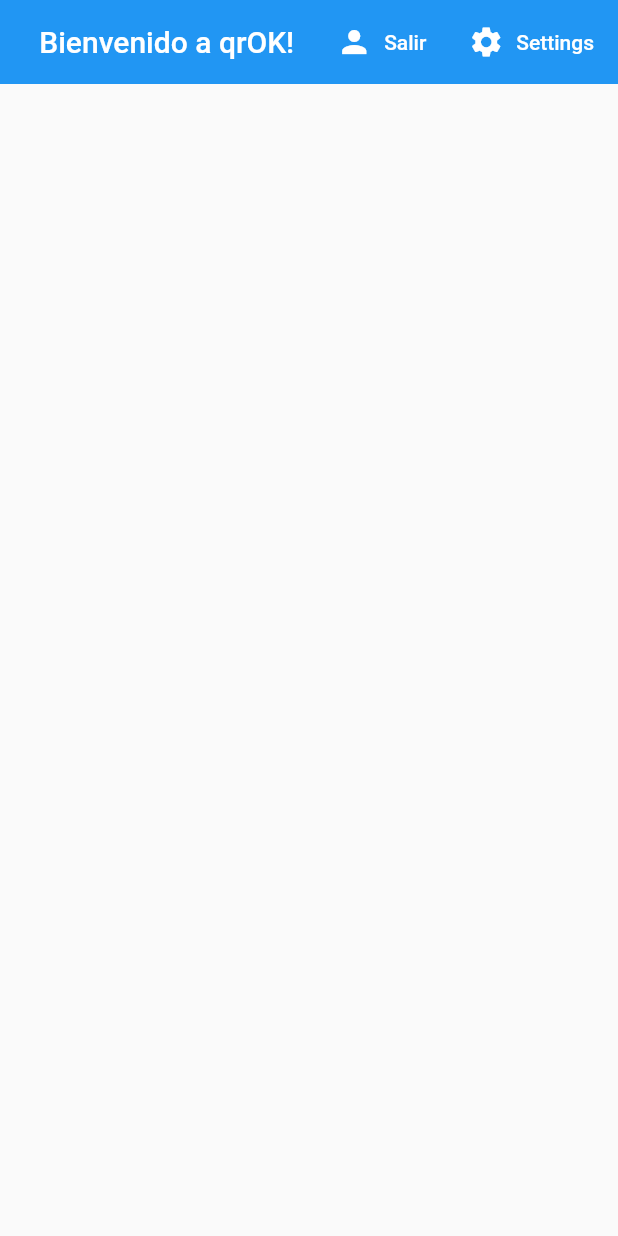
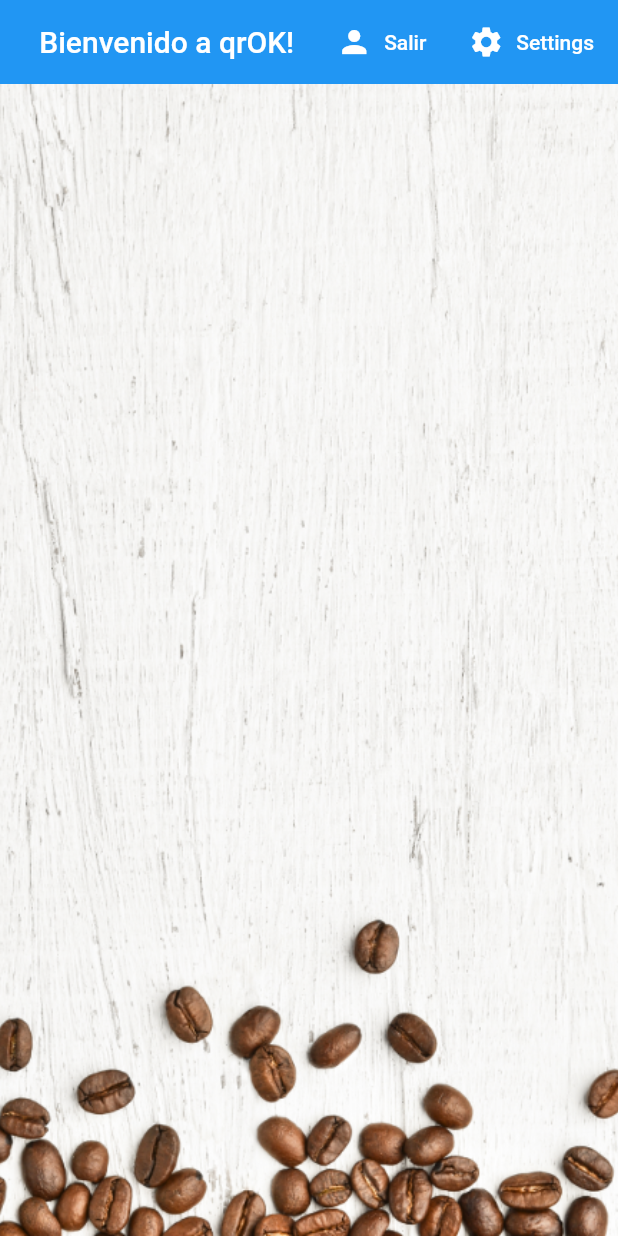
Before and after one commit to jinostrozam/qrOK-, a Flutter app: the screen it shows once a user with an empty profile is signed in, on a phone screen of 412 x 824 dp. Run offline on Flutter 3.47's test engine with Material 2 defaults, Android fonts, the phone set to English and light mode, and no system bars; our stand-ins replace cloud_firestore, email_validator, firebase_auth, flutter_spinkit; accounts and stored records are empty.

```diff
--- a/lib/models/users.dart
+++ b/lib/models/users.dart
@@ -3,3 +3,12 @@ class User {
 
   User({this.uid});
 }
+
+class UserData {
+  final String uid;
+  final String name;
+  final String sugars;
+  final int strength;
+
+  UserData({this.uid, this.sugars, this.strength, this.name});
+}
--- a/lib/screens/home/brew_list.dart
+++ b/lib/screens/home/brew_list.dart
@@ -12,7 +12,7 @@ class BrewList extends StatefulWidget {
 class _BrewListState extends State<BrewList> {
   @override
   Widget build(BuildContext context) {
-    final brews = Provider.of<List<Brew>>(context);
+    final brews = Provider.of<List<Brew>>(context) ?? [];
 
     // print(brews.documents);
 
--- a/lib/screens/home/brew_tile.dart
+++ b/lib/screens/home/brew_tile.dart
@@ -15,6 +15,7 @@ class BrewTile extends StatelessWidget {
           leading: CircleAvatar(
             radius: 25.0,
             backgroundColor: Colors.brown[brew.strength],
+            backgroundImage: AssetImage('assets/coffee_icon.png'),
           ),
           title: Text(brew.name),
           subtitle: Text('Takes ${brew.sugars} sugar(s)'),
--- a/lib/screens/home/home.dart
+++ b/lib/screens/home/home.dart
@@ -56,7 +56,14 @@ class Home extends StatelessWidget {
             )
           ],
         ),
-        body: BrewList(),
+        body: Container(
+            decoration: BoxDecoration(
+              image: DecorationImage(
+                image: AssetImage('assets/coffee_bg.png'),
+                fit: BoxFit.cover,
+              ),
+            ),
+            child: BrewList()),
       ),
     );
   }
--- a/pubspec.yaml
+++ b/pubspec.yaml
@@ -53,7 +53,9 @@ flutter:
   # To add assets to your application, add an assets section, like this:
   # assets:
   #   - images/a_dot_burr.jpeg
-  #   - images/a_dot_ham.jpeg
+  #   - images/a_dot_ham.jpe
+  assets:
+    - assets/
 
   # An image asset can refer to one or more resolution-specific "variants", see
   # https://flutter.dev/assets-and-images/#resolution-aware.
```
Also changed, not shown: lib/screens/home/settings_form.dart (+38 -9 lines), lib/services/database.dart (+17 -0 lines), assets/coffee_bg.png (added), assets/coffee_icon.png (added).
